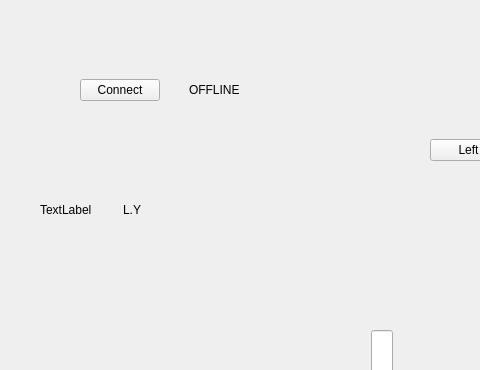
Old version of the form mainwindow.ui in the repository chatinEu/wifiBotV3; both pictures show x 0 to 480 and y 0 to 370 of the 800 by 600 pixel window.
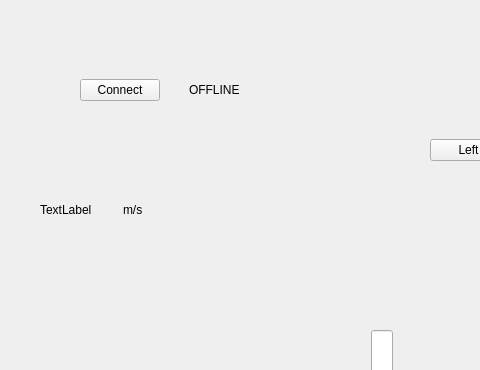
New version of the form.

Commit message: odometrie et calcul vitesse fonctionnel fonctionnel

Patch:
```diff
--- a/mainwindow.ui
+++ b/mainwindow.ui
@@ -295,7 +295,7 @@
      <item>
       <widget class="QLabel" name="label_4">
        <property name="text">
-        <string>L.Y</string>
+        <string>m/s</string>
        </property>
       </widget>
      </item>
```
The commit also changes 2 other files.
